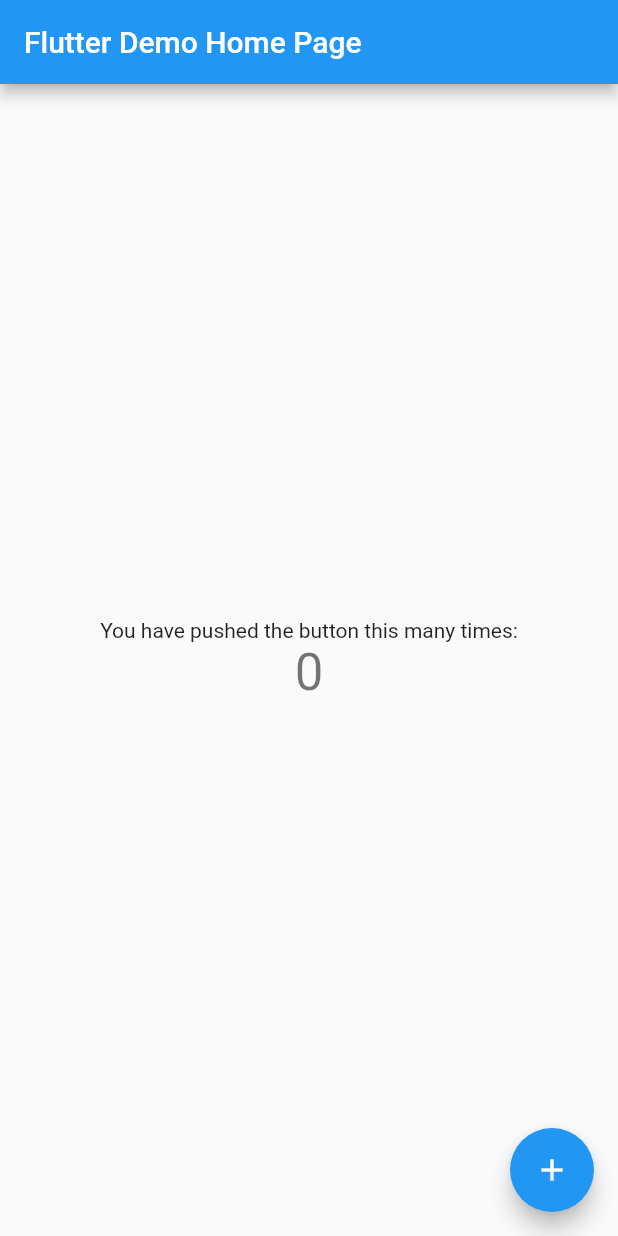
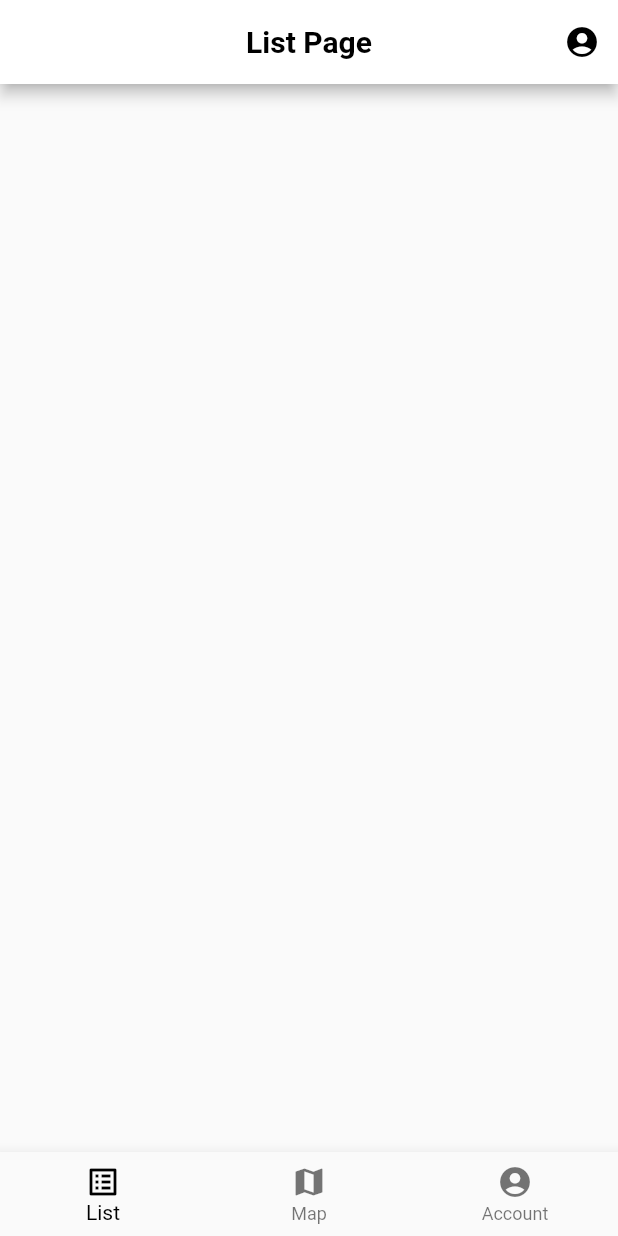
Before and after one commit to star-secret/KTEEN, a Flutter app: the screen it shows after launch, on a phone screen of 412 x 824 dp. Run offline on Flutter 3.47's test engine with Material 2 defaults, Android fonts, the phone set to English and light mode, and no system bars.

Commit message:
Feat: Basic page structural design
애플리케이션 개발을 위한 기본 페이지 구조 설계

```diff
--- /dev/null
+++ b/kteen_app/lib/list_page.dart
@@ -0,0 +1,34 @@
+import 'package:flutter/material.dart';
+
+class ListPage extends StatefulWidget {
+  @override
+  _ListPageState createState() => _ListPageState();
+}
+
+class _ListPageState extends State<ListPage> {
+  @override
+  Widget build(BuildContext context) {
+    return Scaffold(
+      appBar: _buildAppBar(),
+      body: _buildBody(),
+    );
+  }
+
+  Widget _buildAppBar() {
+    return AppBar(
+      title: Text(
+        'List Page',
+        style: TextStyle(color: Colors.black, fontWeight: FontWeight.bold),
+      ),
+      centerTitle: true,
+      actions: <Widget>[
+        IconButton(
+          icon: Icon(Icons.account_circle),
+          onPressed: () {},
+        ),
+      ],
+    );
+  }
+
+  Widget _buildBody() {}
+}
--- a/kteen_app/lib/main.dart
+++ b/kteen_app/lib/main.dart
@@ -1,113 +1,22 @@
 import 'package:flutter/material.dart';
+import 'package:kteen_app/tab_page.dart';
 
-void main() {
+
+void main() async {
   runApp(MyApp());
 }
 
 class MyApp extends StatelessWidget {
-  // This widget is the root of your application.
   @override
   Widget build(BuildContext context) {
     return MaterialApp(
       title: 'Flutter Demo',
       theme: ThemeData(
-        // This is the theme of your application.
-        //
-        // Try running your application with "flutter run". You'll see the
-        // application has a blue toolbar. Then, without quitting the app, try
-        // changing the primarySwatch below to Colors.green and then invoke
-        // "hot reload" (press "r" in the console where you ran "flutter run",
-        // or simply save your changes to "hot reload" in a Flutter IDE).
-        // Notice that the counter didn't reset back to zero; the application
-        // is not restarted.
         primarySwatch: Colors.blue,
+        primaryColor: Colors.white,
+        accentColor: Colors.black,
       ),
-      home: MyHomePage(title: 'Flutter Demo Home Page'),
+      home: TabPage(),
     );
   }
 }
-
-class MyHomePage extends StatefulWidget {
-  MyHomePage({Key? key, required this.title}) : super(key: key);
-
-  // This widget is the home page of your application. It is stateful, meaning
-  // that it has a State object (defined below) that contains fields that affect
-  // how it looks.
-
-  // This class is the configuration for the state. It holds the values (in this
-  // case the title) provided by the parent (in this case the App widget) and
-  // used by the build method of the State. Fields in a Widget subclass are
-  // always marked "final".
-
-  final String title;
-
-  @override
-  _MyHomePageState createState() => _MyHomePageState();
-}
-
-class _MyHomePageState extends State<MyHomePage> {
-  int _counter = 0;
-
-  void _incrementCounter() {
-    setState(() {
-      // This call to setState tells the Flutter framework that something has
-      // changed in this State, which causes it to rerun the build method below
-      // so that the display can reflect the updated values. If we changed
-      // _counter without calling setState(), then the build method would not be
-      // called again, and so nothing would appear to happen.
-      _counter++;
-    });
-  }
-
-  @override
-  Widget build(BuildContext context) {
-    // This method is rerun every time setState is called, for instance as done
-    // by the _incrementCounter method above.
-    //
-    // The Flutter framework has been optimized to make rerunning build methods
-    // fast, so that you can just rebuild anything that needs updating rather
-    // than having to individually change instances of widgets.
-    return Scaffold(
-      appBar: AppBar(
-        // Here we take the value from the MyHomePage object that was created by
-        // the App.build method, and use it to set our appbar title.
-        title: Text(widget.title),
-      ),
-      body: Center(
-        // Center is a layout widget. It takes a single child and positions it
-        // in the middle of the parent.
-        child: Column(
-          // Column is also a layout widget. It takes a list of children and
-          // arranges them vertically. By default, it sizes itself to fit its
-          // children horizontally, and tries to be as tall as its parent.
-          //
-          // Invoke "debug painting" (press "p" in the console, choose the
-          // "Toggle Debug Paint" action from the Flutter Inspector in Android
-          // Studio, or the "Toggle Debug Paint" command in Visual Studio Code)
-          // to see the wireframe for each widget.
-          //
-          // Column has various properties to control how it sizes itself and
-          // how it positions its children. Here we use mainAxisAlignment to
-          // center the children vertically; the main axis here is the vertical
-          // axis because Columns are vertical (the cross axis would be
-          // horizontal).
-          mainAxisAlignment: MainAxisAlignment.center,
-          children: <Widget>[
-            Text(
-              'You have pushed the button this many times:',
-            ),
-            Text(
-              '$_counter',
-              style: Theme.of(context).textTheme.headline4,
-            ),
-          ],
-        ),
-      ),
-      floatingActionButton: FloatingActionButton(
-        onPressed: _incrementCounter,
-        tooltip: 'Increment',
-        child: Icon(Icons.add),
-      ), // This trailing comma makes auto-formatting nicer for build methods.
-    );
-  }
-}
--- /dev/null
+++ b/kteen_app/lib/tab_page.dart
@@ -0,0 +1,57 @@
+import 'package:flutter/material.dart';
+import 'package:kteen_app/list_page.dart';
+import 'package:kteen_app/map_page.dart';
+import 'package:kteen_app/account_page.dart';
+
+
+class TabPage extends StatefulWidget {
+  @override
+  _TabPageState createState() => _TabPageState();
+}
+
+class _TabPageState extends State<TabPage> {
+  int _selectedndex = 0;
+  List _pages;
+
+  @override
+  void initState() {
+    super.initState();
+
+    _pages = [
+      ListPage(),
+      MapPage(),
+      AccountPage(),
+    ];
+  }
+
+  @override
+  Widget build(BuildContext context) {
+    return Scaffold(
+      body: Center(child: _pages[_selectedndex]),
+      bottomNavigationBar: BottomNavigationBar(
+          fixedColor: Colors.black,
+          onTap: onItemTapped,
+          currentIndex: _selectedndex,
+          items: <BottomNavigationBarItem>[
+            BottomNavigationBarItem(
+                icon: Icon(Icons.list_alt),
+                title: Text('List')
+            ),
+            BottomNavigationBarItem(
+                icon: Icon(Icons.map),
+                title: Text('Map')
+            ),
+            BottomNavigationBarItem(
+                icon: Icon(Icons.account_circle),
+                title: Text('Account')
+            ),
+          ]),
+    );
+  }
+
+  void onItemTapped(int index) {
+    setState(() {
+      _selectedndex = index;
+    });
+  }
+}
--- a/kteen_app/pubspec.yaml
+++ b/kteen_app/pubspec.yaml
@@ -18,7 +18,7 @@
 version: 1.0.0+1
 
 environment:
-  sdk: ">=2.12.0 <3.0.0"
+  sdk: ">=2.7.0 <3.0.0"
 
 dependencies:
   flutter:
```
Also changed, not shown: kteen_app/lib/account_page.dart (added, +34 -0 lines), kteen_app/lib/map_page.dart (added, +34 -0 lines).
